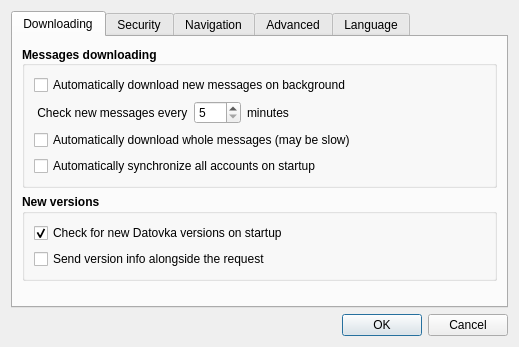
The window that src/gui/ui/dlg_preferences.ui (psakar/datovka) describes before a commit, drawn with Qt 5.
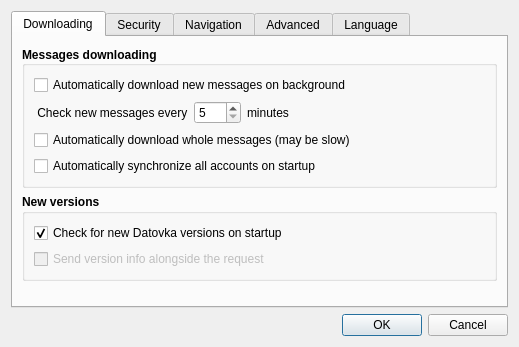
The same window after the commit. Icons and pictures are not drawn.

The edit to the form file:
```diff
--- a/src/gui/ui/dlg_preferences.ui
+++ b/src/gui/ui/dlg_preferences.ui
@@ -228,7 +228,7 @@
           <item>
            <widget class="QCheckBox" name="send_stats_with_version_checks">
             <property name="enabled">
-             <bool>true</bool>
+             <bool>false</bool>
             </property>
             <property name="font">
              <font>
```
